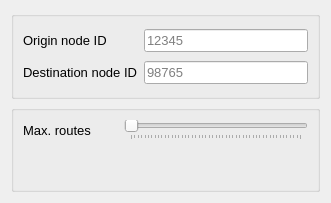
Above: qaequilibrae/modules/paths_procedures/forms/ui_execute_single.ui from andreiprokhorov/AequilibraE before the change. Below: the same form after it.
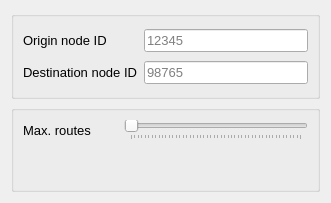
That is the form after the change.

What changed in the file:
```diff
--- a/qaequilibrae/modules/paths_procedures/forms/ui_execute_single.ui
+++ b/qaequilibrae/modules/paths_procedures/forms/ui_execute_single.ui
@@ -80,7 +80,7 @@
          <bool>false</bool>
         </property>
         <property name="minimum">
-         <number>0</number>
+         <number>1</number>
         </property>
         <property name="maximum">
          <number>50</number>
@@ -89,10 +89,10 @@
          <number>1</number>
         </property>
         <property name="value">
-         <number>0</number>
+         <number>1</number>
         </property>
         <property name="sliderPosition">
-         <number>0</number>
+         <number>1</number>
         </property>
         <property name="tracking">
          <bool>true</bool>
```
